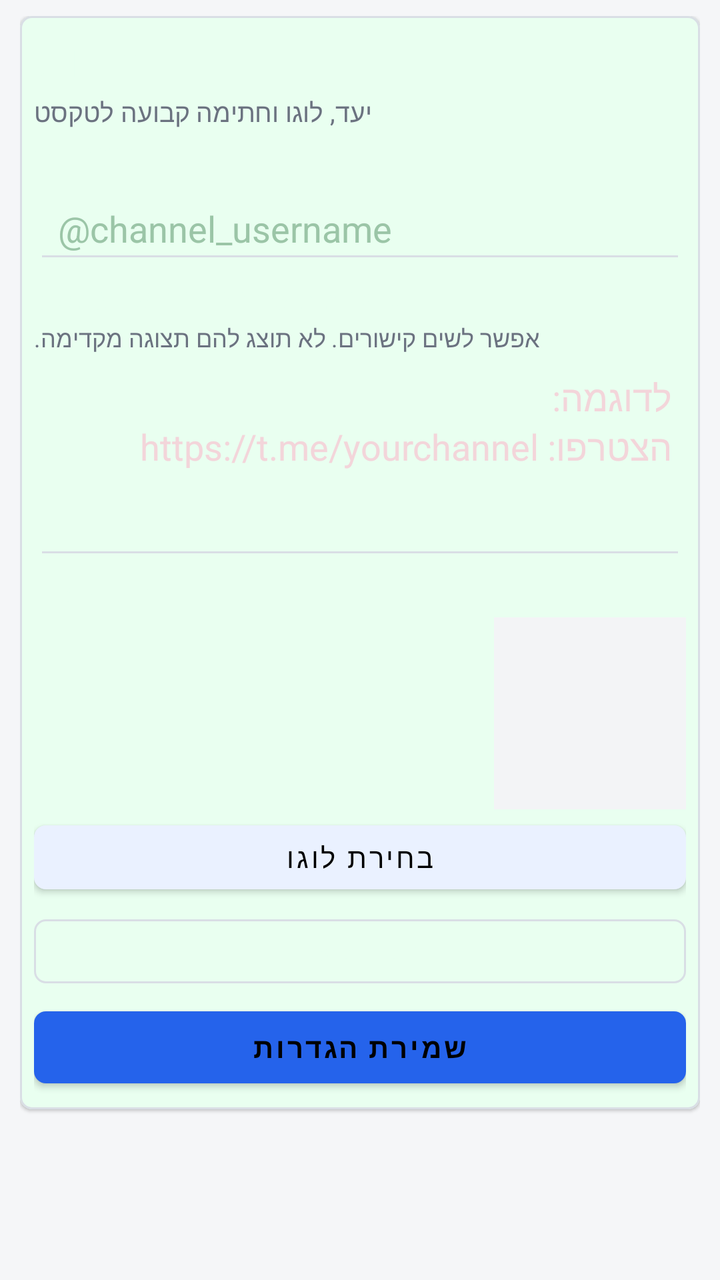
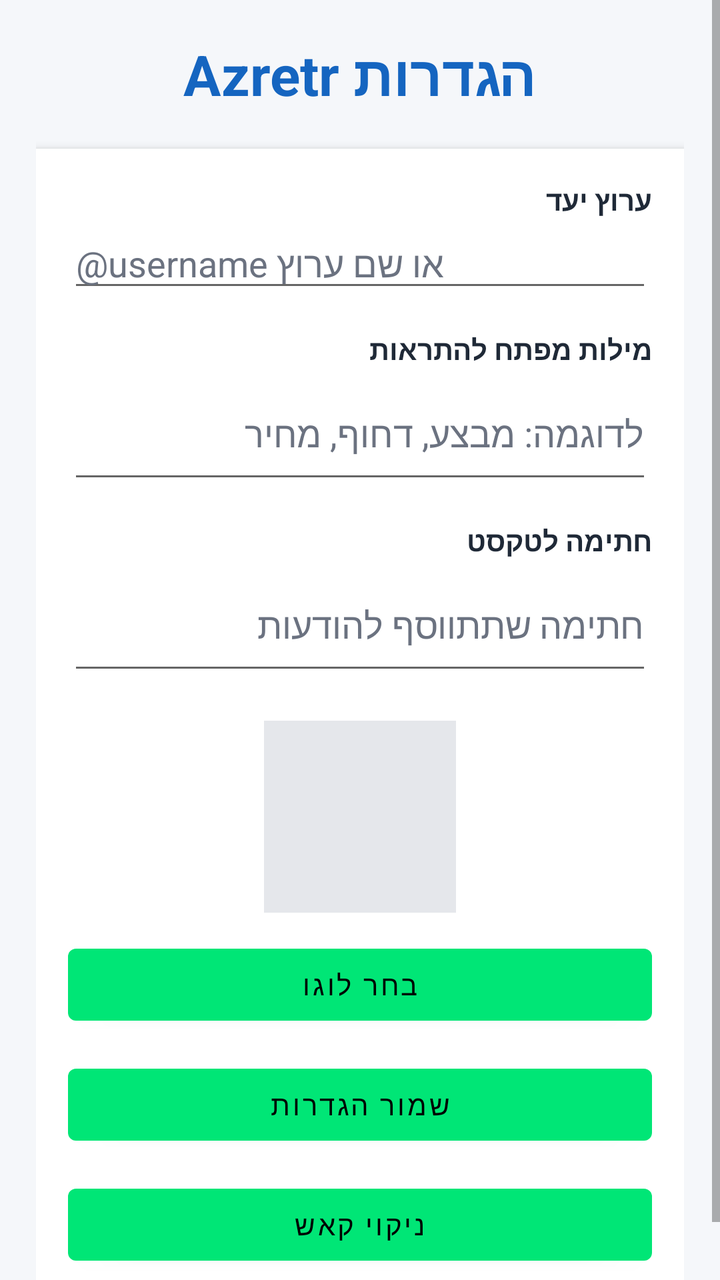

Screens rendered from an Android XML layout before and after an edit, with the pre-edit source and the edit as a unified diff.
<!-- AndroidManifest.xml: application theme Theme.Pasiflonet -->
<!-- res/layout/activity_settings.xml -->
<?xml version="1.0" encoding="utf-8"?>
<androidx.core.widget.NestedScrollView xmlns:android="http://schemas.android.com/apk/res/android"
    xmlns:app="http://schemas.android.com/apk/res-auto"
    android:layout_width="match_parent"
    android:layout_height="match_parent"
    android:background="#F5F6F8"
    android:fillViewport="true"
    android:paddingStart="10dp"
    android:paddingTop="8dp"
    android:paddingEnd="10dp"
    android:paddingBottom="10dp">

    <LinearLayout
        android:layout_width="match_parent"
        android:layout_height="wrap_content"
        android:orientation="vertical">

        <com.google.android.material.card.MaterialCardView
            android:layout_width="match_parent"
            android:layout_height="wrap_content"
            app:cardBackgroundColor="@color/cy_text"
            app:cardCornerRadius="6dp"
            app:strokeColor="#D9DEE5"
            app:strokeWidth="1dp">

            <LinearLayout
                android:layout_width="match_parent"
                android:layout_height="wrap_content"
                android:orientation="vertical"
                android:padding="7dp">

                <TextView
                    android:layout_width="match_parent"
                    android:layout_height="wrap_content"
                    android:gravity="end"
                    android:text="הגדרות"
                    android:textColor="@color/cy_text"
                    android:textSize="22sp"
                    android:textStyle="bold" />

                <TextView
                    android:layout_width="match_parent"
                    android:layout_height="wrap_content"
                    android:layout_marginTop="2dp"
                    android:gravity="end"
                    android:text="יעד, לוגו וחתימה קבועה לטקסט"
                    android:textColor="#6B7280"
                    android:textSize="13sp" />

                <TextView
                    android:layout_width="match_parent"
                    android:layout_height="wrap_content"
                    android:layout_marginTop="3dp"
                    android:gravity="end"
                    android:text="יעד לשליחה"
                    android:textColor="@color/cy_text"
                    android:textStyle="bold" />

                <EditText
                    android:id="@+id/etTargetUsername"
                    android:layout_width="match_parent"
                    android:layout_height="48dp"
                    android:layout_marginTop="2dp"
                    android:backgroundTint="#D9DEE5"
                    android:hint="@channel_username"
                    android:paddingStart="12dp"
                    android:paddingEnd="12dp"
                    android:textColor="#E9FFF0"
                    android:textColorHint="@color/cy_text_dim" />

                <TextView
                    android:layout_width="match_parent"
                    android:layout_height="wrap_content"
                    android:layout_marginTop="3dp"
                    android:gravity="end"
                    android:text="חתימה קבועה לכל הודעת טקסט"
                    android:textColor="@color/cy_text"
                    android:textStyle="bold" />

                <TextView
                    android:layout_width="match_parent"
                    android:layout_height="wrap_content"
                    android:layout_marginTop="2dp"
                    android:gravity="end"
                    android:text="אפשר לשים קישורים. לא תוצג להם תצוגה מקדימה."
                    android:textColor="#6B7280"
                    android:textSize="12sp" />

                <EditText
                    android:id="@+id/etSignature"
                    android:layout_width="match_parent"
                    android:layout_height="wrap_content"
                    android:layout_marginTop="2dp"
                    android:backgroundTint="#D9DEE5"
                    android:gravity="top|start"
                    android:hint="לדוגמה:\nהצטרפו: https://t.me/yourchannel"
                    android:imeOptions="flagNoExtractUi"
                    android:inputType="textMultiLine|textUri"
                    android:minLines="4"
                    android:padding="7dp"
                    android:textColor="#E9FFF0"
                    android:textColorHint="#F3D5DA" />


                <TextView
                    android:layout_width="match_parent"
                    android:layout_height="wrap_content"
                    android:layout_marginTop="3dp"
                    android:gravity="end"
                    android:text="לוגו נוכחי"
                    android:textColor="@color/cy_text"
                    android:textStyle="bold" />

                <ImageView
                    android:id="@+id/ivCurrentLogo"
                    android:layout_width="96dp"
                    android:layout_height="96dp"
                    android:layout_gravity="end"
                    android:layout_marginTop="2dp"
                    android:background="#F3F4F6"
                    android:scaleType="fitCenter" />

                <com.google.android.material.button.MaterialButton
                    android:id="@+id/btnSelectLogo"
                    android:layout_width="match_parent"
                    android:layout_height="44dp"
                    android:layout_marginTop="2dp"
                    android:text="בחירת לוגו"
                    app:backgroundTint="#EAF1FF"
                    app:cornerRadius="6dp" />

                <com.google.android.material.button.MaterialButton
                    style="@style/Widget.MaterialComponents.Button.OutlinedButton"
                    android:id="@+id/btnClearCache"
                    android:layout_width="match_parent"
                    android:layout_height="44dp"
                    android:layout_marginTop="3dp"
                    android:text="ניקוי קאש"
                    android:textColor="@color/cy_text"
                    app:cornerRadius="6dp"
                    app:strokeColor="#D9DEE5" />

                <com.google.android.material.button.MaterialButton
                    android:id="@+id/btnSaveSettings"
                    android:layout_width="match_parent"
                    android:layout_height="48dp"
                    android:layout_marginTop="2dp"
                    android:text="שמירת הגדרות"
                    android:textStyle="bold"
                    app:backgroundTint="#2563EB"
                    app:cornerRadius="6dp" />
            </LinearLayout>
        </com.google.android.material.card.MaterialCardView>
    </LinearLayout>
</androidx.core.widget.NestedScrollView>
<!-- resources referenced by this layout -->
<resources>
  <color name="cy_text">#E9FFF0</color>
  <color name="cy_text_dim">#9BC5A7</color>
  <style name="Theme.Pasiflonet" parent="Theme.MaterialComponents.DayNight.NoActionBar">
          <item name="colorPrimary">@color/cyber_primary</item>
          <item name="colorPrimaryVariant">@color/cyber_primary_dark</item>
          <item name="colorOnPrimary">@color/black</item>
          <item name="colorSecondary">@color/cyber_secondary</item>
          <item name="colorOnSecondary">@color/black</item>
          <item name="android:statusBarColor">@color/cy_bg</item>
          <item name="android:navigationBarColor">@color/cy_bg</item>
          <item name="android:windowLightStatusBar" tools:targetApi="m">false</item>
          <item name="android:windowLightNavigationBar" tools:targetApi="o_mr1">false</item>
          <item name="android:colorBackground">@color/cy_bg</item>
      </style>
  <color name="cyber_primary">#00E676</color>
  <color name="cyber_primary_dark">#00C853</color>
  <color name="black">#FF000000</color>
  <color name="cyber_secondary">#39FF88</color>
  <color name="cy_bg">#040805</color>
</resources>

<!-- the commit's change to res/layout/activity_settings.xml (unified diff, before → after) -->
@@ -1,155 +1,115 @@
 <?xml version="1.0" encoding="utf-8"?>
-<androidx.core.widget.NestedScrollView xmlns:android="http://schemas.android.com/apk/res/android"
-    xmlns:app="http://schemas.android.com/apk/res-auto"
+<ScrollView xmlns:android="http://schemas.android.com/apk/res/android"
     android:layout_width="match_parent"
     android:layout_height="match_parent"
-    android:background="#F5F6F8"
-    android:fillViewport="true"
-    android:paddingStart="10dp"
-    android:paddingTop="8dp"
-    android:paddingEnd="10dp"
-    android:paddingBottom="10dp">
+    android:background="@color/azretr_background"
+    android:fillViewport="true">
 
     <LinearLayout
         android:layout_width="match_parent"
         android:layout_height="wrap_content"
-        android:orientation="vertical">
+        android:orientation="vertical"
+        android:padding="18dp">
 
-        <com.google.android.material.card.MaterialCardView
+        <TextView
             android:layout_width="match_parent"
             android:layout_height="wrap_content"
-            app:cardBackgroundColor="@color/cy_text"
-            app:cardCornerRadius="6dp"
-            app:strokeColor="#D9DEE5"
-            app:strokeWidth="1dp">
+            android:text="הגדרות Azretr"
+            android:textColor="@color/azretr_primary"
+            android:textSize="28sp"
+            android:textStyle="bold"
+            android:gravity="center" />
 
-            <LinearLayout
+        <LinearLayout
+            android:layout_width="match_parent"
+            android:layout_height="wrap_content"
+            android:orientation="vertical"
+            android:layout_marginTop="18dp"
+            android:padding="16dp"
+            android:background="@color/azretr_card"
+            android:elevation="3dp">
+
+            <TextView
                 android:layout_width="match_parent"
                 android:layout_height="wrap_content"
-                android:orientation="vertical"
-                android:padding="7dp">
+                android:text="ערוץ יעד"
+                android:textColor="@color/azretr_text"
+                android:textStyle="bold" />
 
-                <TextView
-                    android:layout_width="match_parent"
-                    android:layout_height="wrap_content"
-                    android:gravity="end"
-                    android:text="הגדרות"
-                    android:textColor="@color/cy_text"
-                    android:textSize="22sp"
-                    android:textStyle="bold" />
+            <EditText
+                android:id="@+id/etTargetUsername"
+                android:layout_width="match_parent"
+                android:layout_height="wrap_content"
+                android:hint="@username או שם ערוץ"
+                android:inputType="text"
+                android:textColor="@color/azretr_text"
+                android:textColorHint="@color/azretr_text_secondary" />
 
-                <TextView
-                    android:layout_width="match_parent"
-                    android:layout_height="wrap_content"
-                    android:layout_marginTop="2dp"
-                    android:gravity="end"
-                    android:text="יעד, לוגו וחתימה קבועה לטקסט"
-                    android:textColor="#6B7280"
-                    android:textSize="13sp" />
+            <TextView
+                android:layout_width="match_parent"
+                android:layout_height="wrap_content"
+                android:layout_marginTop="14dp"
+                android:text="מילות מפתח להתראות"
+                android:textColor="@color/azretr_text"
+                android:textStyle="bold" />
 
-                <TextView
-                    android:layout_width="match_parent"
-                    android:layout_height="wrap_content"
-                    android:layout_marginTop="3dp"
-                    android:gravity="end"
-                    android:text="יעד לשליחה"
-                    android:textColor="@color/cy_text"
-                    android:textStyle="bold" />
+            <EditText
+                android:id="@+id/etKeywords"
+                android:layout_width="match_parent"
+                android:layout_height="wrap_content"
+                android:hint="לדוגמה: מבצע, דחוף, מחיר"
+                android:inputType="textMultiLine"
+                android:minLines="2"
+                android:textColor="@color/azretr_text"
+                android:textColorHint="@color/azretr_text_secondary" />
 
-                <EditText
-                    android:id="@+id/etTargetUsername"
-                    android:layout_width="match_parent"
-                    android:layout_height="48dp"
-                    android:layout_marginTop="2dp"
-                    android:backgroundTint="#D9DEE5"
-                    android:hint="@channel_username"
-                    android:paddingStart="12dp"
-                    android:paddingEnd="12dp"
-                    android:textColor="#E9FFF0"
-                    android:textColorHint="@color/cy_text_dim" />
+            <TextView
+                android:layout_width="match_parent"
+                android:layout_height="wrap_content"
+                android:layout_marginTop="14dp"
+                android:text="חתימה לטקסט"
+                android:textColor="@color/azretr_text"
+                android:textStyle="bold" />
 
-                <TextView
-                    android:layout_width="match_parent"
-                    android:layout_height="wrap_content"
-                    android:layout_marginTop="3dp"
-                    android:gravity="end"
-                    android:text="חתימה קבועה לכל הודעת טקסט"
-                    android:textColor="@color/cy_text"
-                    android:textStyle="bold" />
+            <EditText
+                android:id="@+id/etSignature"
+                android:layout_width="match_parent"
+                android:layout_height="wrap_content"
+                android:hint="חתימה שתתווסף להודעות"
+                android:inputType="textMultiLine"
+                android:minLines="2"
+                android:textColor="@color/azretr_text"
+                android:textColorHint="@color/azretr_text_secondary" />
 
-                <TextView
-                    android:layout_width="match_parent"
-                    android:layout_height="wrap_content"
-                    android:layout_marginTop="2dp"
-                    android:gravity="end"
-                    android:text="אפשר לשים קישורים. לא תוצג להם תצוגה מקדימה."
-                    android:textColor="#6B7280"
-                    android:textSize="12sp" />
+            <ImageView
+                android:id="@+id/ivCurrentLogo"
+                android:layout_width="96dp"
+                android:layout_height="96dp"
+                android:layout_gravity="center_horizontal"
+                android:layout_marginTop="18dp"
+                android:background="@color/azretr_divider"
+                android:contentDescription="Current logo" />
 
-                <EditText
-                    android:id="@+id/etSignature"
-                    android:layout_width="match_parent"
-                    android:layout_height="wrap_content"
-                    android:layout_marginTop="2dp"
-                    android:backgroundTint="#D9DEE5"
-                    android:gravity="top|start"
-                    android:hint="לדוגמה:\nהצטרפו: https://t.me/yourchannel"
-                    android:imeOptions="flagNoExtractUi"
-                    android:inputType="textMultiLine|textUri"
-                    android:minLines="4"
-                    android:padding="7dp"
-                    android:textColor="#E9FFF0"
-                    android:textColorHint="#F3D5DA" />
+            <Button
+                android:id="@+id/btnSelectLogo"
+                android:layout_width="match_parent"
+                android:layout_height="wrap_content"
+                android:layout_marginTop="12dp"
+                android:text="בחר לוגו" />
 
+            <Button
+                android:id="@+id/btnSaveSettings"
+                android:layout_width="match_parent"
+                android:layout_height="wrap_content"
+                android:layout_marginTop="12dp"
+                android:text="שמור הגדרות" />
 
-                <TextView
-                    android:layout_width="match_parent"
-                    android:layout_height="wrap_content"
-                    android:layout_marginTop="3dp"
-                    android:gravity="end"
-                    android:text="לוגו נוכחי"
-                    android:textColor="@color/cy_text"
-                    android:textStyle="bold" />
-
-                <ImageView
-                    android:id="@+id/ivCurrentLogo"
-                    android:layout_width="96dp"
-                    android:layout_height="96dp"
-                    android:layout_gravity="end"
-                    android:layout_marginTop="2dp"
-                    android:background="#F3F4F6"
-                    android:scaleType="fitCenter" />
-
-                <com.google.android.material.button.MaterialButton
-                    android:id="@+id/btnSelectLogo"
-                    android:layout_width="match_parent"
-                    android:layout_height="44dp"
-                    android:layout_marginTop="2dp"
-                    android:text="בחירת לוגו"
-                    app:backgroundTint="#EAF1FF"
-                    app:cornerRadius="6dp" />
-
-                <com.google.android.material.button.MaterialButton
-                    style="@style/Widget.MaterialComponents.Button.OutlinedButton"
-                    android:id="@+id/btnClearCache"
-                    android:layout_width="match_parent"
-                    android:layout_height="44dp"
-                    android:layout_marginTop="3dp"
-                    android:text="ניקוי קאש"
-                    android:textColor="@color/cy_text"
-                    app:cornerRadius="6dp"
-                    app:strokeColor="#D9DEE5" />
-
-                <com.google.android.material.button.MaterialButton
-                    android:id="@+id/btnSaveSettings"
-                    android:layout_width="match_parent"
-                    android:layout_height="48dp"
-                    android:layout_marginTop="2dp"
-                    android:text="שמירת הגדרות"
-                    android:textStyle="bold"
-                    app:backgroundTint="#2563EB"
-                    app:cornerRadius="6dp" />
-            </LinearLayout>
-        </com.google.android.material.card.MaterialCardView>
+            <Button
+                android:id="@+id/btnClearCache"
+                android:layout_width="match_parent"
+                android:layout_height="wrap_content"
+                android:layout_marginTop="12dp"
+                android:text="ניקוי קאש" />
+        </LinearLayout>
     </LinearLayout>
-</androidx.core.widget.NestedScrollView>
+</ScrollView>
<!-- resource entries referenced after the edit -->
@@ -1,7 +1,11 @@
 <!-- resources referenced by this layout -->
 <resources>
-  <color name="cy_text">#E9FFF0</color>
-  <color name="cy_text_dim">#9BC5A7</color>
+  <color name="azretr_background">#F5F7FA</color>
+  <color name="azretr_card">#FFFFFF</color>
+  <color name="azretr_divider">#E5E7EB</color>
+  <color name="azretr_primary">#1565C0</color>
+  <color name="azretr_text">#1F2937</color>
+  <color name="azretr_text_secondary">#6B7280</color>
   <style name="Theme.Pasiflonet" parent="Theme.MaterialComponents.DayNight.NoActionBar">
           <item name="colorPrimary">@color/cyber_primary</item>
           <item name="colorPrimaryVariant">@color/cyber_primary_dark</item>
